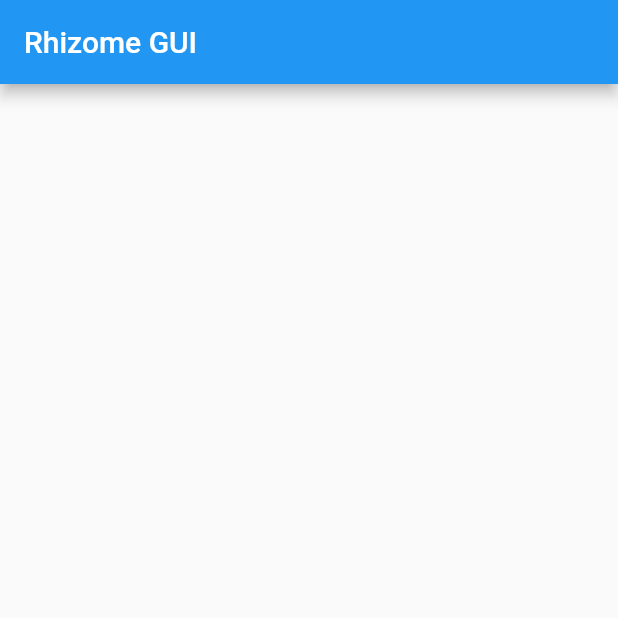
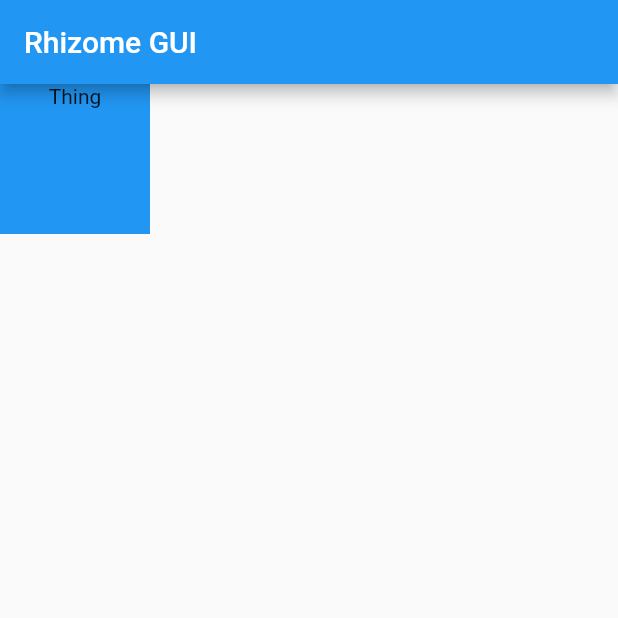
Before and after one commit to TheRealKiraAI/rhizome-gui, a Flutter app: the screen it shows after launch, on a phone screen of 412 x 824 dp, the top half of it. Run offline on Flutter 3.47's test engine with Material 2 defaults, Android fonts, the phone set to English and light mode, and no system bars; missing offline and left inert: rhizome.

Commit message:
wip: Init draggable Thing box

```diff
--- a/lib/screens/home_screen.dart
+++ b/lib/screens/home_screen.dart
@@ -13,18 +13,43 @@ class HomeScreen extends StatefulWidget {
 }
 
 class _HomeScreenState extends State<HomeScreen> {
+  Offset offset = Offset.zero;
+
   @override
   Widget build(BuildContext context) {
     return Scaffold(
       appBar: AppBar(
         title: Text(widget.title),
       ),
-      body: OrientationBuilder(builder: (context, orientation) {
-        return GridView.count(
-          crossAxisCount: orientation == Orientation.portrait ? 2 : 3,
-          children: widget.rhizome.query().map( (thing) => ThingCard(thing: thing, rhizome: widget.rhizome)).toList()
-        );
-      }),
+      // body: OrientationBuilder(builder: (context, orientation) {
+      //   return GridView.count(
+      //     crossAxisCount: orientation == Orientation.portrait ? 2 : 3,
+      //     children: widget.rhizome.query().map( (thing) => ThingCard(thing: thing, rhizome: widget.rhizome)).toList()
+      //   );
+      // }),
+      body: Stack(
+        children: <Widget>[
+          Positioned(
+            left: offset.dx,
+            top: offset.dy,
+            child: GestureDetector(
+              onPanUpdate: (details) {
+                setState(() {
+                  offset = Offset(offset.dx + details.delta.dx, offset.dy + details.delta.dy);
+                });
+              },
+              child: Container(
+                width: 100,
+                height: 100,
+                color: Colors.blue,
+                // how to create draggable box for each map item
+                // children: widget.rhizome.query().map( (thing) => ThingCard(thing: thing, rhizome: widget.rhizome)).toList()
+                child: Text('Thing', textAlign: TextAlign.center),
+              ),
+            ),
+          ),
+        ],
+      )
     );
   }
 }
--- a/lib/widgets/thing_card.dart
+++ b/lib/widgets/thing_card.dart
@@ -2,12 +2,18 @@ import 'package:flutter/material.dart';
 import 'package:rhizome/rhizome.dart';
 import '../screens/thing_card_screen.dart';
 
-class ThingCard extends StatelessWidget {
+class ThingCard extends StatefulWidget {
+  ThingCard({this.thing, this.rhizome, this.offset});
+
   final Thing thing;
   final Rhizome rhizome;
+  Offset offset;
 
-  ThingCard({this.thing, this.rhizome});
+  @override
+  _ThingCardState createState() => _ThingCardState();
+}
 
+class _ThingCardState extends State<ThingCard> {
   @override
   Widget build(BuildContext context) {
     return TextButton(
@@ -18,12 +24,12 @@ class ThingCard extends StatelessWidget {
         Navigator.push(
             context,
             MaterialPageRoute(
-                builder: (context) => ThingCardScreen(thing: thing, rhizome: rhizome)))
+                builder: (context) => ThingCardScreen(thing: widget.thing, rhizome: widget.rhizome)))
       },
       child: Card(
         color: Colors.lightBlueAccent,
         child: Center(
-          child: Text(thing.information),
+          child: Text(widget.thing.information),
         ),
       ),
     );
```
